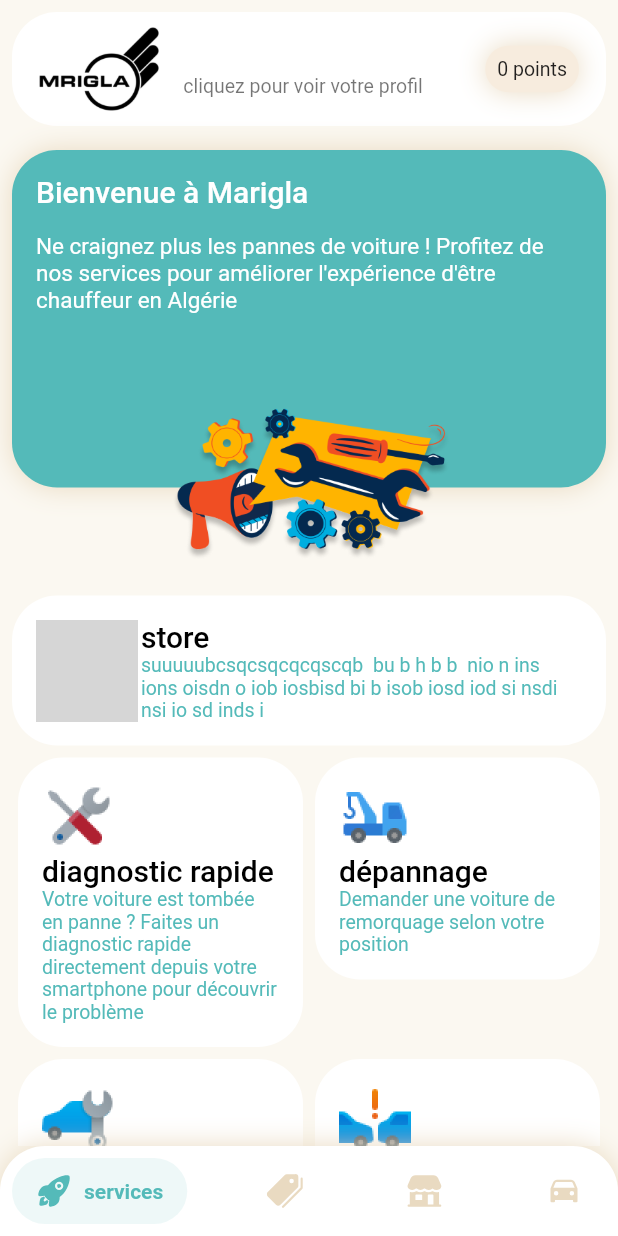
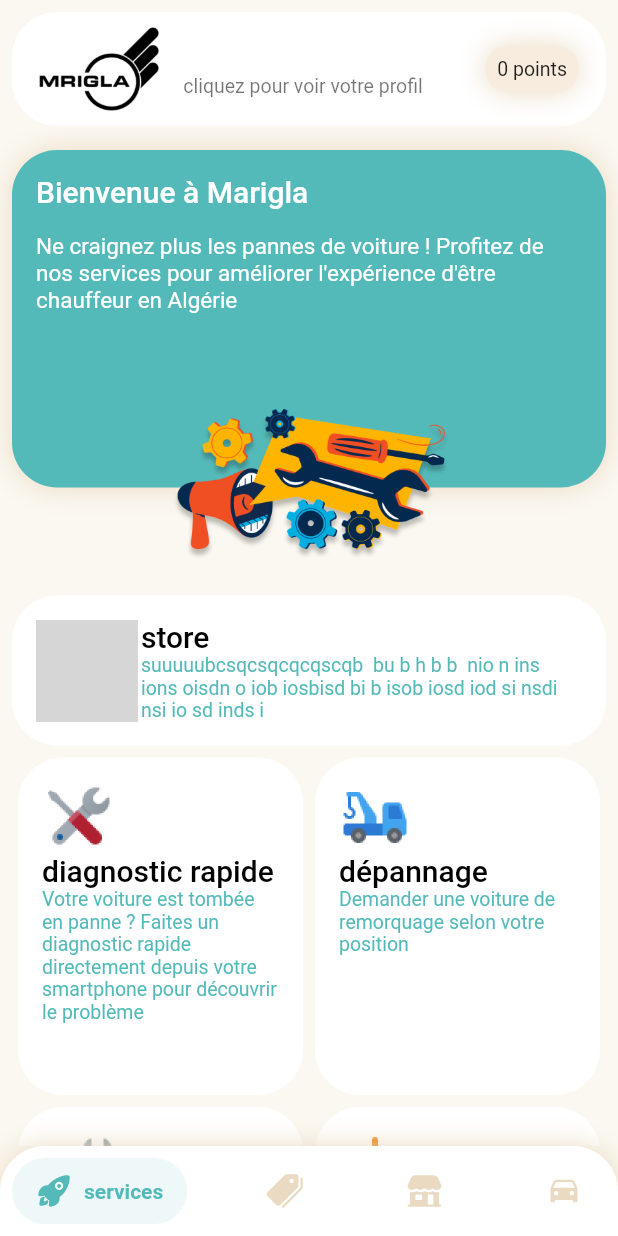
Before and after one commit to HoussemRabah/mrigla, a Flutter app: the screen it shows once a user with an empty profile is signed in, on a phone screen of 412 x 824 dp. Run offline on Flutter 3.47's test engine with Material 2 defaults, Android fonts, the light colour scheme and no system bars; drawn by our look-alikes of salomon_bottom_bar; our stand-ins replace bloc, cloud_firestore, firebase_auth, flutter_bloc, flutter_svg, ionicons and 1 more; accounts and stored records are empty; grey boxes are pictures that could not be loaded.

Commit message:
improve UI

```diff
--- a/lib/UI/pages/ServicesPageUI.dart
+++ b/lib/UI/pages/ServicesPageUI.dart
@@ -122,6 +122,7 @@ class ServicesSqaure extends StatelessWidget {
     return Container(
       padding: EdgeInsets.all(16.0),
       width: MediaQuery.of(context).size.width * 0.5 - 16.0,
+      height: 225,
       decoration: BoxDecoration(color: colorWhite, borderRadius: borderRadius),
       child: Column(
         crossAxisAlignment: CrossAxisAlignment.start,
@@ -136,9 +137,14 @@ class ServicesSqaure extends StatelessWidget {
             title,
             style: textStyleBig.copyWith(color: colorBlack),
           ),
-          Text(
-            subtitle,
-            style: textStyleSmall.copyWith(color: colorMain),
+          Expanded(
+            child: SizedBox(
+              child: Text(
+                subtitle,
+                overflow: TextOverflow.clip,
+                style: textStyleSmall.copyWith(color: colorMain),
+              ),
+            ),
           ),
         ],
       ),
```
Also changed, not shown: assets/iconMN.png (added).
